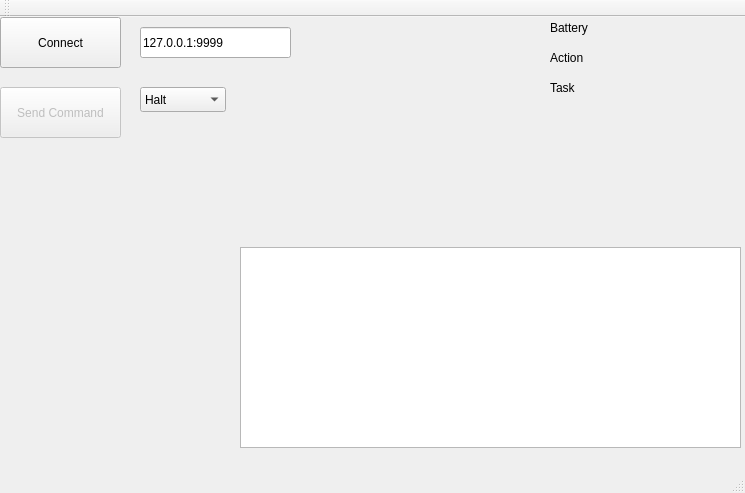
RissanenGit/RobotProject, file newRobotClient/mainwindow.ui: the form before one commit.
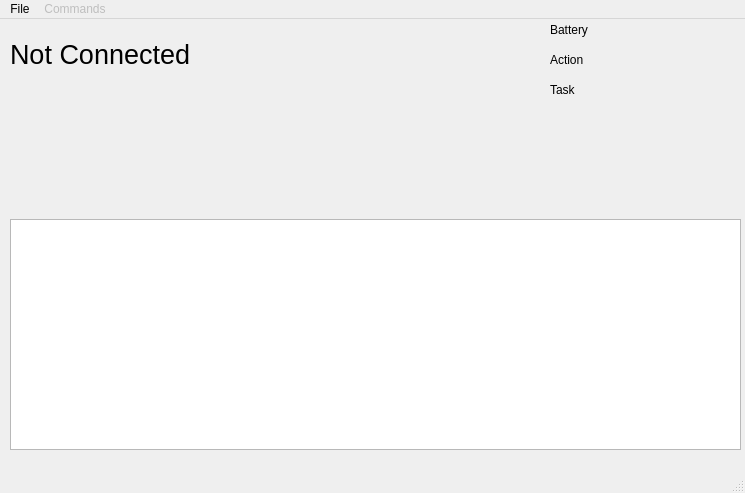
The form after the commit.

Diff of the .ui file:
```diff
--- a/newRobotClient/mainwindow.ui
+++ b/newRobotClient/mainwindow.ui
@@ -14,46 +14,22 @@
    <string>MainWindow</string>
   </property>
   <widget class="QWidget" name="centralWidget">
-   <widget class="QPushButton" name="connectButton">
-    <property name="geometry">
-     <rect>
-      <x>0</x>
-      <y>0</y>
-      <width>121</width>
-      <height>51</height>
-     </rect>
-    </property>
-    <property name="text">
-     <string>Connect</string>
-    </property>
-   </widget>
    <widget class="QLabel" name="statusLabel">
     <property name="geometry">
      <rect>
-      <x>0</x>
-      <y>400</y>
-      <width>211</width>
-      <height>31</height>
-     </rect>
-    </property>
-    <property name="text">
-     <string/>
-    </property>
-   </widget>
-   <widget class="QPushButton" name="connectButton_2">
-    <property name="enabled">
-     <bool>false</bool>
-    </property>
-    <property name="geometry">
-     <rect>
-      <x>0</x>
-      <y>70</y>
-      <width>121</width>
+      <x>10</x>
+      <y>10</y>
+      <width>331</width>
       <height>51</height>
      </rect>
     </property>
+    <property name="font">
+     <font>
+      <pointsize>20</pointsize>
+     </font>
+    </property>
     <property name="text">
-     <string>Send Command</string>
+     <string>Not Connected</string>
     </property>
    </widget>
    <widget class="QLabel" name="label">
@@ -134,46 +110,13 @@
      <string/>
     </property>
    </widget>
-   <widget class="QLineEdit" name="connectionInfoLabel">
-    <property name="geometry">
-     <rect>
-      <x>140</x>
-      <y>10</y>
-      <width>151</width>
-      <height>31</height>
-     </rect>
-    </property>
-    <property name="text">
-     <string>127.0.0.1:9999</string>
-    </property>
-   </widget>
-   <widget class="QComboBox" name="commandBox">
-    <property name="geometry">
-     <rect>
-      <x>140</x>
-      <y>70</y>
-      <width>86</width>
-      <height>25</height>
-     </rect>
-    </property>
-    <item>
-     <property name="text">
-      <string>Halt</string>
-     </property>
-    </item>
-    <item>
-     <property name="text">
-      <string>Return</string>
-     </property>
-    </item>
-   </widget>
    <widget class="QTextBrowser" name="logView">
     <property name="geometry">
      <rect>
-      <x>240</x>
-      <y>230</y>
-      <width>501</width>
-      <height>201</height>
+      <x>10</x>
+      <y>200</y>
+      <width>731</width>
+      <height>231</height>
      </rect>
     </property>
    </widget>
@@ -187,14 +130,27 @@
      <height>22</height>
     </rect>
    </property>
-  </widget>
-  <widget class="QToolBar" name="mainToolBar">
-   <attribute name="toolBarArea">
-    <enum>TopToolBarArea</enum>
-   </attribute>
-   <attribute name="toolBarBreak">
-    <bool>false</bool>
-   </attribute>
+   <widget class="QMenu" name="menuConnect">
+    <property name="title">
+     <string>File</string>
+    </property>
+    <addaction name="actionConnect"/>
+    <addaction name="actionExit"/>
+   </widget>
+   <widget class="QMenu" name="menuCommand">
+    <property name="enabled">
+     <bool>false</bool>
+    </property>
+    <property name="title">
+     <string>Commands</string>
+    </property>
+    <addaction name="actionHalt"/>
+    <addaction name="actionReturn"/>
+    <addaction name="actionRelease"/>
+    <addaction name="actionSetSpeed"/>
+   </widget>
+   <addaction name="menuConnect"/>
+   <addaction name="menuCommand"/>
   </widget>
   <widget class="QStatusBar" name="statusBar"/>
  </widget>
```
Left out of the diff: 30 changed lines with no effect on the pictures.
